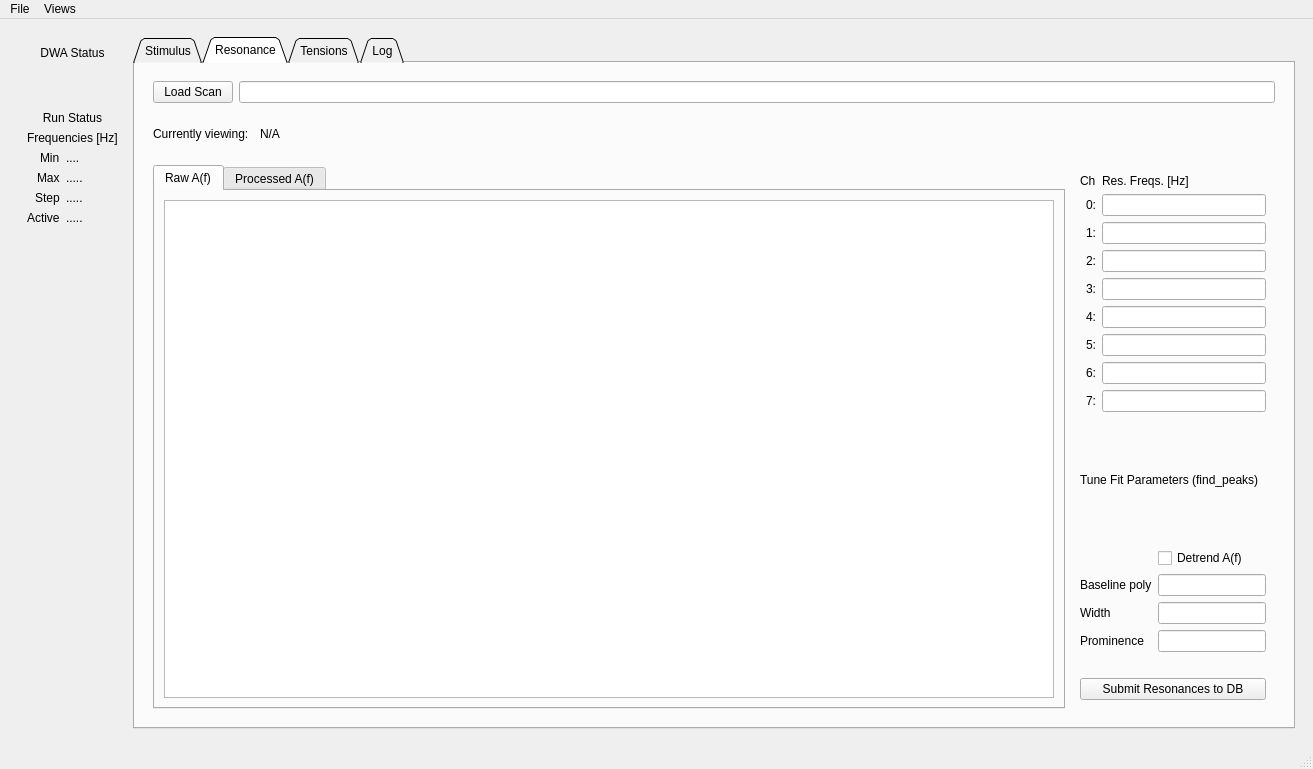
Before: the Qt Designer form DAQ/python/dwaDaqUI.ui in dunewires/ElectricalMethod, drawn with Qt 5.
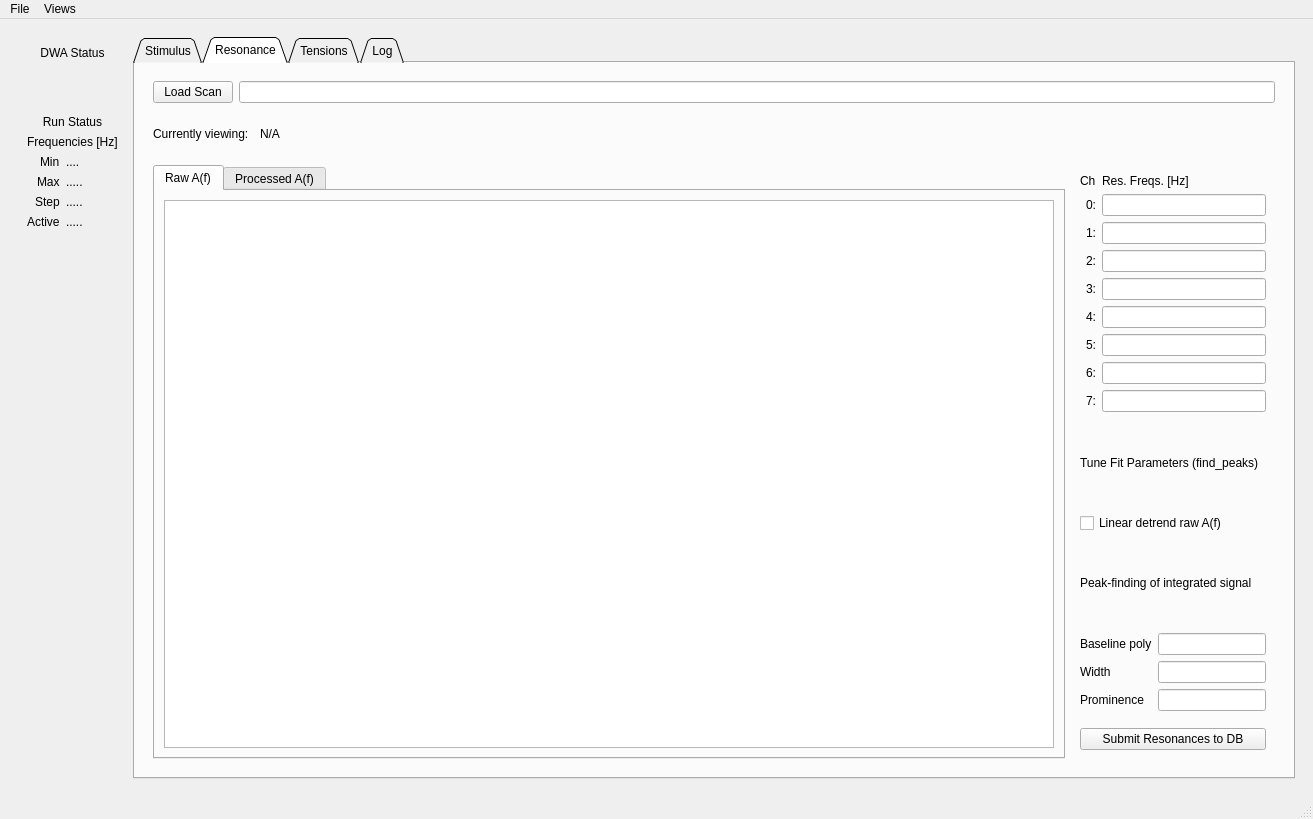
After: the same form once the commit is applied. The open tabs and pages were chosen to show the change. Custom widgets are drawn as their Qt base class.

The edit to the form file:
```diff
--- a/DAQ/python/dwaDaqUI.ui
+++ b/DAQ/python/dwaDaqUI.ui
@@ -7,7 +7,7 @@
     <x>0</x>
     <y>0</y>
     <width>1313</width>
-    <height>769</height>
+    <height>819</height>
    </rect>
   </property>
   <property name="windowTitle">
@@ -710,47 +710,54 @@
                    </property>
                   </widget>
                  </item>
+                 <item>
+                  <widget class="QCheckBox" name="resFitPreDetrend">
+                   <property name="text">
+                    <string>Linear detrend raw A(f)</string>
+                   </property>
+                  </widget>
+                 </item>
+                 <item>
+                  <widget class="QLabel" name="label_12">
+                   <property name="text">
+                    <string>Peak-finding of integrated signal</string>
+                   </property>
+                  </widget>
+                 </item>
                  <item>
                   <layout class="QFormLayout" name="formLayout_5">
                    <property name="horizontalSpacing">
                     <number>6</number>
                    </property>
-                   <item row="2" column="0">
+                   <item row="1" column="0">
                     <widget class="QLabel" name="label_8">
                      <property name="text">
                       <string>Baseline poly</string>
                      </property>
                     </widget>
                    </item>
-                   <item row="2" column="1">
+                   <item row="1" column="1">
                     <widget class="QLineEdit" name="resFitBkgPoly"/>
                    </item>
-                   <item row="3" column="0">
+                   <item row="2" column="0">
                     <widget class="QLabel" name="label_10">
                      <property name="text">
                       <string>Width</string>
                      </property>
                     </widget>
                    </item>
-                   <item row="3" column="1">
+                   <item row="2" column="1">
                     <widget class="QLineEdit" name="resFitWidth"/>
                    </item>
-                   <item row="4" column="1">
-                    <widget class="QLineEdit" name="resFitProminence"/>
-                   </item>
-                   <item row="4" column="0">
+                   <item row="3" column="0">
                     <widget class="QLabel" name="label_11">
                      <property name="text">
                       <string>Prominence</string>
                      </property>
                     </widget>
                    </item>
-                   <item row="1" column="1">
-                    <widget class="QCheckBox" name="resFitPreDetrend">
-                     <property name="text">
-                      <string>Detrend A(f)</string>
-                     </property>
-                    </widget>
+                   <item row="3" column="1">
+                    <widget class="QLineEdit" name="resFitProminence"/>
                    </item>
                   </layout>
                  </item>
```
Left out of the diff: 10 changed lines with no effect on the pictures.
